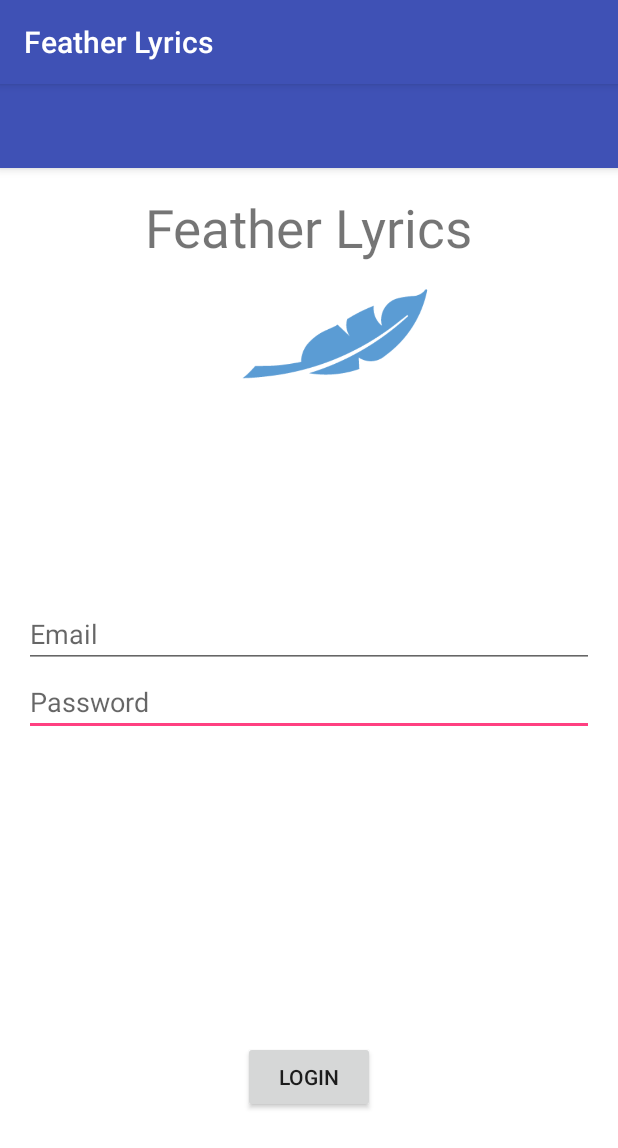
After one commit to poblenou/FeatherLyrics_APP, an Android app: the LoginActivity screen opened directly, with no data from a screen before it, on a phone screen of 412 x 824 dp. The commit adds this screen. Shown: the top 1148 px of the screen. Run offline under Robolectric (Android 15) with nearby library versions, the phone set to English and light mode, and no system bars; libraries missing offline, so code that uses them is left out: com.firebase.client.

Commit message:
Se ha empezado a implementar el login de usuarios

```diff
--- a/app/build.gradle
+++ b/app/build.gradle
@@ -32,5 +32,9 @@ dependencies {
     compile 'com.github.florent37:picassopalette:1.0.2@aar'
     compile 'com.android.support:palette-v7:+'
     compile 'com.android.support:cardview-v7:+'
+    compile 'com.firebase:firebase-client-android:2.5.0'
+    compile 'com.firebaseui:firebase-ui:0.3.0'
+    compile 'org.osmdroid:osmdroid-android:5.1@aar'
+    compile 'com.github.MKergall.osmbonuspack:OSMBonusPack:v5.7'
 
 }
--- /dev/null
+++ b/app/src/main/java/tk/sbarjola/pa/featherlyricsapp/LoginActivity.java
@@ -0,0 +1,25 @@
+package tk.sbarjola.pa.featherlyricsapp;
+
+import android.app.ProgressDialog;
+import android.support.v7.app.AppCompatActivity;
+import android.os.Bundle;
+import android.support.v7.widget.Toolbar;
+import android.widget.ArrayAdapter;
+import android.widget.Button;
+import android.widget.EditText;
+
+import com.firebase.client.Firebase;
+
+import java.util.ArrayList;
+
+import tk.sbarjola.pa.featherlyricsapp.Firebase.FirebaseConfig;
+import tk.sbarjola.pa.featherlyricsapp.Firebase.Usuario;
+
+public class LoginActivity extends AppCompatActivity {
+
+    @Override
+    protected void onCreate(Bundle savedInstanceState) {
+        super.onCreate(savedInstanceState);
+        setContentView(R.layout.activity_login);
+    }
+}
--- a/app/src/main/java/tk/sbarjola/pa/featherlyricsapp/MainActivity.java
+++ b/app/src/main/java/tk/sbarjola/pa/featherlyricsapp/MainActivity.java
@@ -180,6 +180,9 @@ public class MainActivity extends AppCompatActivity implements NavigationView.On
         }else if (id == R.id.nav_discografia) {
             fragment = new Discografia();
             transaccion = true;
+        }else if (id == R.id.nav_descubrir) {
+            fragment = new Discografia();
+            transaccion = true;
         } else if (id == R.id.nav_noticias) {
             fragment = new Noticias();
             transaccion = true;
--- a/app/src/main/res/layout/content_login.xml
+++ b/app/src/main/res/layout/content_login.xml
@@ -14,7 +14,7 @@
         android:layout_width="wrap_content"
         android:layout_height="wrap_content"
         android:text="LOGIN"
-        android:id="@+id/BTlogin"
+        android:id="@+id/login_ButtonLogin"
         android:layout_alignParentBottom="true"
         android:layout_centerHorizontal="true"
         android:layout_marginBottom="66dp" />
@@ -22,7 +22,7 @@
     <EditText
         android:layout_width="wrap_content"
         android:layout_height="wrap_content"
-        android:id="@+id/ETpasswordLogin"
+        android:id="@+id/login_TextPassword"
         android:hint="Password"
         android:inputType="textPassword"
         android:maxLines="1"
@@ -35,10 +35,10 @@
     <EditText
         android:layout_width="wrap_content"
         android:layout_height="wrap_content"
-        android:id="@+id/ETemailLogin"
+        android:id="@+id/login_TextEmail"
         android:hint="Email"
         android:maxLines="1"
-        android:layout_above="@+id/ETpasswordLogin"
+        android:layout_above="@+id/login_TextPassword"
         android:layout_alignParentLeft="true"
         android:layout_alignParentStart="true"
         android:layout_alignParentRight="true"
@@ -47,7 +47,7 @@
     <ImageView
         android:layout_width="wrap_content"
         android:layout_height="100dp"
-        android:id="@+id/IVlogo"
+        android:id="@+id/login_logo"
         android:src="@drawable/feather_icon"
         android:layout_below="@+id/textView8"
         android:layout_alignParentRight="true"
@@ -62,4 +62,18 @@
         android:layout_alignParentTop="true"
         android:layout_centerHorizontal="true" />
 
+    <TextView
+        android:layout_width="wrap_content"
+        android:layout_height="wrap_content"
+        android:textAppearance="?android:attr/textAppearanceSmall"
+        android:text="Small Text"
+        android:id="@+id/textView9"
+        android:layout_above="@+id/login_ButtonLogin"
+        android:layout_alignParentRight="true"
+        android:layout_alignParentEnd="true"
+        android:layout_marginBottom="22dp"
+        android:layout_alignParentLeft="true"
+        android:layout_alignParentStart="true"
+        android:visibility="invisible" />
+
 </RelativeLayout>
--- a/app/src/main/res/menu/activity_main_drawer.xml
+++ b/app/src/main/res/menu/activity_main_drawer.xml
@@ -14,6 +14,12 @@
             android:id="@+id/nav_discografia"
             android:icon="@android:drawable/ic_menu_gallery"
             android:title="Discografia" />
+
+        <item
+            android:id="@+id/nav_descubrir"
+            android:icon="@android:drawable/ic_menu_recent_history"
+            android:title="Discografia" />
+
         <item
             android:id="@+id/nav_noticias"
             android:icon="@android:drawable/ic_menu_week"
--- a/app/src/main/res/values/strings.xml
+++ b/app/src/main/res/values/strings.xml
@@ -6,7 +6,7 @@
 
     <string name="action_settings">Settings</string>
 
-<!-- TODO: Remove or change this placeholder text -->
+    <!-- TODO: Remove or change this placeholder text -->
     <string name="hello_blank_fragment">Hello blank fragment</string>
     <string name="appwidget_text">EXAMPLE</string>
     <string name="add_widget">Add widget</string>
```
Also changed, not shown: app/src/main/AndroidManifest.xml (+13 -14 lines), app/src/main/java/tk/sbarjola/pa/featherlyricsapp/Firebase/FirebaseConfig.java (added, +60 -0 lines), app/src/main/java/tk/sbarjola/pa/featherlyricsapp/Firebase/Usuario.java (added, +54 -0 lines), 1 other file.
